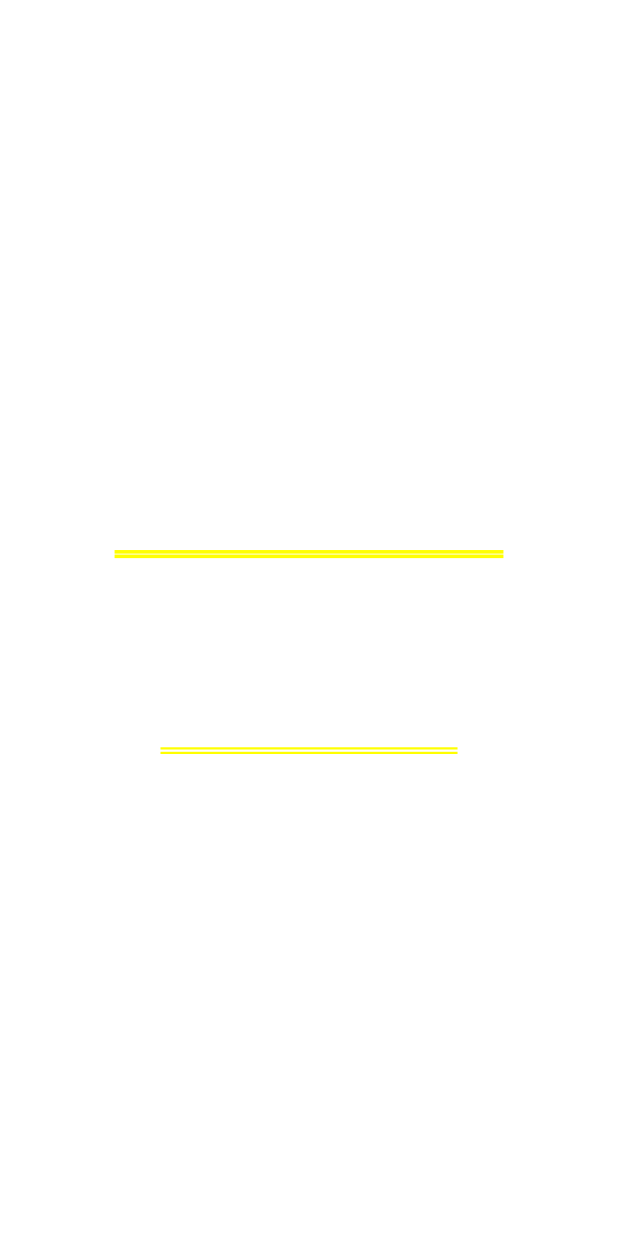
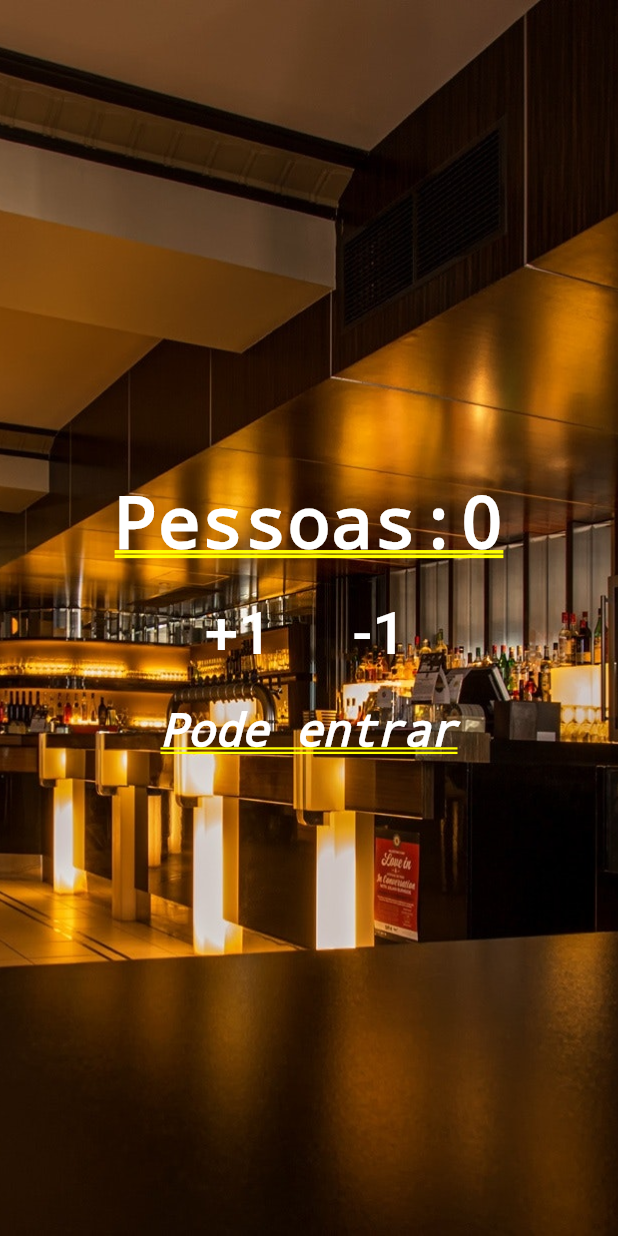
Before and after one commit to lrbarros/flutter-contador-pessoas, a Flutter app: the screen it shows after launch, after a tap on "+1", on a phone screen of 412 x 824 dp. Run offline on Flutter 3.47's test engine with Material 2 defaults, Android fonts, the phone set to English and light mode, and no system bars.

Commit message:
stack e imagem de fundo

```diff
--- a/contador_pessoas/lib/main.dart
+++ b/contador_pessoas/lib/main.dart
@@ -1,26 +1,54 @@
 import 'package:flutter/cupertino.dart';
 import 'package:flutter/material.dart';
 
-void main(){
+void main() {
   runApp(MaterialApp(
       title: "Contador de Pessoas",
-    home: Column(
+      home: Stack(
+        children: [
+          Image.asset(
+            "images/restaurant.jpg",
+            fit: BoxFit.cover,
+            height: 1000.0,
+          ),
+          Column(
             mainAxisAlignment: MainAxisAlignment.center,
             children: [
-        Text("Pessoas:0",style: TextStyle(color:  Colors.white ,fontWeight: FontWeight.bold) ,),
+              Text(
+                "Pessoas:0",
+                style:
+                    TextStyle(color: Colors.white, fontWeight: FontWeight.bold),
+              ),
               Row(
                 mainAxisAlignment: MainAxisAlignment.center,
                 children: [
-            Padding(padding: EdgeInsets.all(15.0),
-              child: TextButton(onPressed: (){}, child: Text('+1',style: TextStyle(fontSize: 40,color: Colors.white), ))
+                  Padding(
+                      padding: EdgeInsets.all(15.0),
+                      child: TextButton(
+                          onPressed: () {},
+                          child: Text(
+                            '+1',
+                            style: TextStyle(fontSize: 40, color: Colors.white),
+                          ))),
+                  Padding(
+                      padding: EdgeInsets.all(15.0),
+                      child: TextButton(
+                          onPressed: () {},
+                          child: Text(
+                            '-1',
+                            style: TextStyle(fontSize: 40, color: Colors.white),
+                          )))
+                ],
               ),
-            Padding(padding: EdgeInsets.all(15.0),
-            child:  TextButton(onPressed: (){}, child: Text('-1', style: TextStyle(fontSize: 40,color: Colors.white),))
+              Text(
+                "Pode entrar",
+                style: TextStyle(
+                    color: Colors.white,
+                    fontSize: 30.0,
+                    fontStyle: FontStyle.italic),
               )
             ],
           ),
-        Text("Pode entrar",style: TextStyle(color:  Colors.white ,fontSize: 30.0,fontStyle: FontStyle.italic) ,)
         ],
-    ),
-  ));
+      )));
 }
```
Lines whose indentation alone changed are shown as unchanged.
